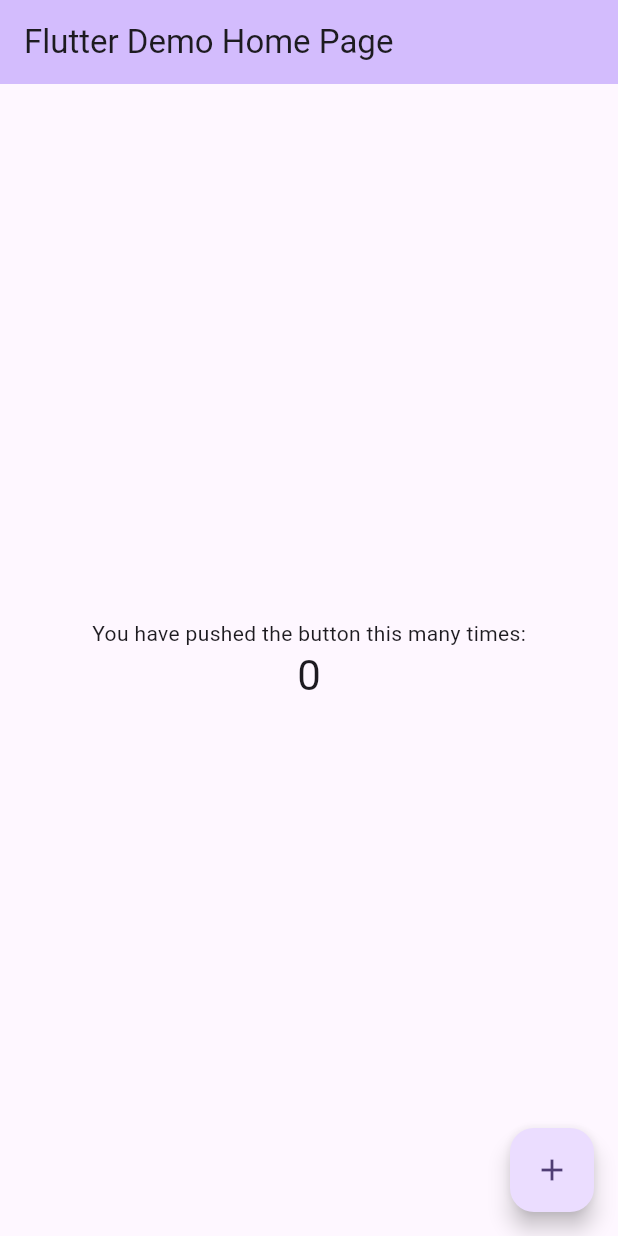
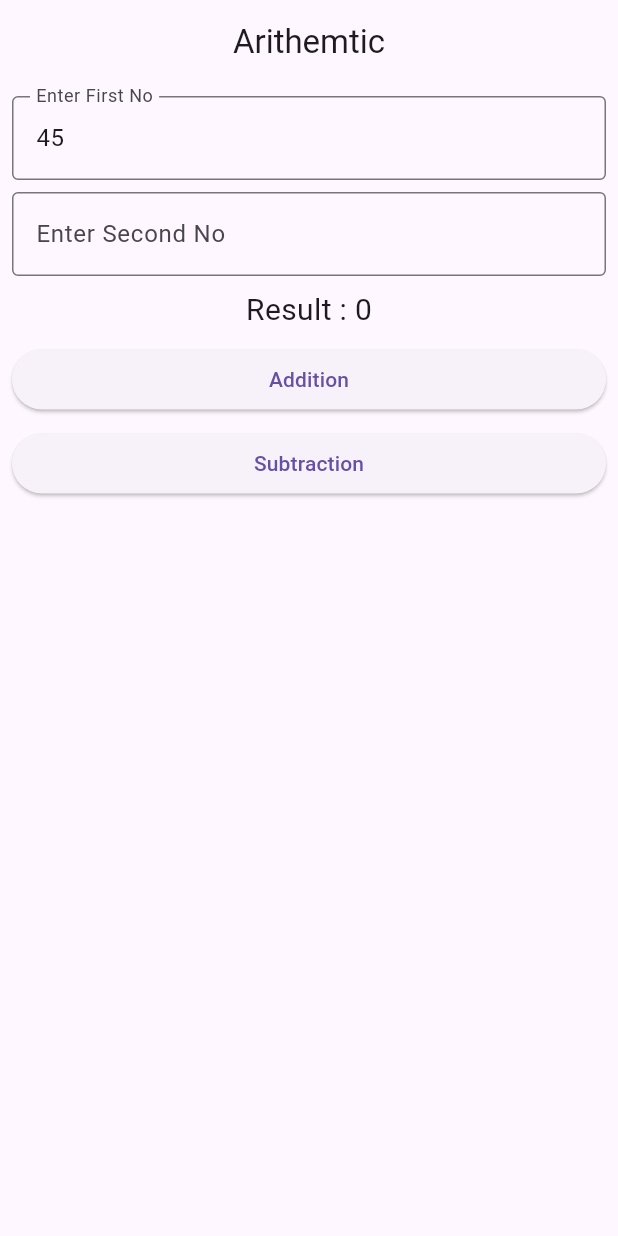
Before and after one commit to Yakuuuuuu/mobile_app, a Flutter app: the screen it shows after launch, on a phone screen of 412 x 824 dp. Run offline on Flutter 3.47's test engine with Material 3 defaults, Android fonts, the light colour scheme and no system bars.

Commit message:
ok lets go

```diff
--- /dev/null
+++ b/lib/app.dart
@@ -0,0 +1,14 @@
+import 'package:batch33/view/arithmetic_view.dart';
+import 'package:flutter/material.dart';
+
+class MyApp extends StatelessWidget {
+  const MyApp({super.key});
+
+  @override
+  Widget build(BuildContext context) {
+    return const MaterialApp(
+      debugShowCheckedModeBanner: false,
+      home: ArithmeticView(),
+    );
+  }
+}
--- a/lib/main.dart
+++ b/lib/main.dart
@@ -1,125 +1,8 @@
+import 'package:batch33/app.dart';
 import 'package:flutter/material.dart';
 
 void main() {
-  runApp(const MyApp());
+  runApp(
+    const MyApp(),
+  );
 }
-
-class MyApp extends StatelessWidget {
-  const MyApp({super.key});
-
-  // This widget is the root of your application.
-  @override
-  Widget build(BuildContext context) {
-    return MaterialApp(
-      title: 'Flutter Demo',
-      theme: ThemeData(
-        // This is the theme of your application.
-        //
-        // TRY THIS: Try running your application with "flutter run". You'll see
-        // the application has a purple toolbar. Then, without quitting the app,
-        // try changing the seedColor in the colorScheme below to Colors.green
-        // and then invoke "hot reload" (save your changes or press the "hot
-        // reload" button in a Flutter-supported IDE, or press "r" if you used
-        // the command line to start the app).
-        //
-        // Notice that the counter didn't reset back to zero; the application
-        // state is not lost during the reload. To reset the state, use hot
-        // restart instead.
-        //
-        // This works for code too, not just values: Most code changes can be
-        // tested with just a hot reload.
-        colorScheme: ColorScheme.fromSeed(seedColor: Colors.deepPurple),
-        useMaterial3: true,
-      ),
-      home: const MyHomePage(title: 'Flutter Demo Home Page'),
-    );
-  }
-}
-
-class MyHomePage extends StatefulWidget {
-  const MyHomePage({super.key, required this.title});
-
-  // This widget is the home page of your application. It is stateful, meaning
-  // that it has a State object (defined below) that contains fields that affect
-  // how it looks.
-
-  // This class is the configuration for the state. It holds the values (in this
-  // case the title) provided by the parent (in this case the App widget) and
-  // used by the build method of the State. Fields in a Widget subclass are
-  // always marked "final".
-
-  final String title;
-
-  @override
-  State<MyHomePage> createState() => _MyHomePageState();
-}
-
-class _MyHomePageState extends State<MyHomePage> {
-  int _counter = 0;
-
-  void _incrementCounter() {
-    setState(() {
-      // This call to setState tells the Flutter framework that something has
-      // changed in this State, which causes it to rerun the build method below
-      // so that the display can reflect the updated values. If we changed
-      // _counter without calling setState(), then the build method would not be
-      // called again, and so nothing would appear to happen.
-      _counter++;
-    });
-  }
-
-  @override
-  Widget build(BuildContext context) {
-    // This method is rerun every time setState is called, for instance as done
-    // by the _incrementCounter method above.
-    //
-    // The Flutter framework has been optimized to make rerunning build methods
-    // fast, so that you can just rebuild anything that needs updating rather
-    // than having to individually change instances of widgets.
-    return Scaffold(
-      appBar: AppBar(
-        // TRY THIS: Try changing the color here to a specific color (to
-        // Colors.amber, perhaps?) and trigger a hot reload to see the AppBar
-        // change color while the other colors stay the same.
-        backgroundColor: Theme.of(context).colorScheme.inversePrimary,
-        // Here we take the value from the MyHomePage object that was created by
-        // the App.build method, and use it to set our appbar title.
-        title: Text(widget.title),
-      ),
-      body: Center(
-        // Center is a layout widget. It takes a single child and positions it
-        // in the middle of the parent.
-        child: Column(
-          // Column is also a layout widget. It takes a list of children and
-          // arranges them vertically. By default, it sizes itself to fit its
-          // children horizontally, and tries to be as tall as its parent.
-          //
-          // Column has various properties to control how it sizes itself and
-          // how it positions its children. Here we use mainAxisAlignment to
-          // center the children vertically; the main axis here is the vertical
-          // axis because Columns are vertical (the cross axis would be
-          // horizontal).
-          //
-          // TRY THIS: Invoke "debug painting" (choose the "Toggle Debug Paint"
-          // action in the IDE, or press "p" in the console), to see the
-          // wireframe for each widget.
-          mainAxisAlignment: MainAxisAlignment.center,
-          children: <Widget>[
-            const Text(
-              'You have pushed the button this many times:',
-            ),
-            Text(
-              '$_counter',
-              style: Theme.of(context).textTheme.headlineMedium,
-            ),
-          ],
-        ),
-      ),
-      floatingActionButton: FloatingActionButton(
-        onPressed: _incrementCounter,
-        tooltip: 'Increment',
-        child: const Icon(Icons.add),
-      ), // This trailing comma makes auto-formatting nicer for build methods.
-    );
-  }
-}
--- /dev/null
+++ b/lib/view/arithmetic_view.dart
@@ -0,0 +1,113 @@
+import 'package:flutter/material.dart';
+
+class ArithmeticView extends StatefulWidget {
+  const ArithmeticView({super.key});
+
+  @override
+  State<ArithmeticView> createState() => _ArithmeticViewState();
+}
+
+class _ArithmeticViewState extends State<ArithmeticView> {
+  // Global key
+  final _formKey = GlobalKey<FormState>();
+
+  final firstController = TextEditingController(text: '45');
+  final secondController = TextEditingController();
+
+  int result = 0;
+
+  @override
+  Widget build(BuildContext context) {
+    return Scaffold(
+      appBar: AppBar(
+        title: const Text('Arithemtic'),
+        centerTitle: true,
+      ),
+      body: Padding(
+        padding: const EdgeInsets.all(8),
+        child: Form(
+          key: _formKey,
+          child: Column(
+            children: [
+              TextFormField(
+                // onChanged: (value) {
+                //   first = int.tryParse(value) ?? 0;
+                // },
+                controller: firstController,
+                keyboardType: TextInputType.number,
+                decoration: const InputDecoration(
+                  border: OutlineInputBorder(),
+                  labelText: 'Enter First No',
+                ),
+                validator: (value) {
+                  if (value == null || value.isEmpty) {
+                    return 'Please enter first no';
+                  }
+                  return null;
+                },
+              ),
+              const SizedBox(
+                height: 8,
+              ),
+              TextFormField(
+                // onChanged: (value) {
+                //   second = int.tryParse(value) ?? 0;
+                // },
+                controller: secondController,
+                keyboardType: TextInputType.number,
+                decoration: const InputDecoration(
+                  border: OutlineInputBorder(),
+                  labelText: 'Enter Second No',
+                ),
+                validator: (value) {
+                  if (value == null || value.isEmpty) {
+                    return 'Please enter second no';
+                  }
+                  return null;
+                },
+              ),
+              const SizedBox(
+                height: 8,
+              ),
+              Text('Result : $result',
+                  style: const TextStyle(
+                    fontSize: 20,
+                  )),
+              const SizedBox(
+                height: 8,
+              ),
+              SizedBox(
+                width: double.infinity,
+                child: ElevatedButton(
+                  onPressed: () {
+                    if (_formKey.currentState!.validate()) {
+                      setState(() {
+                        result = int.parse(firstController.text) +
+                            int.parse(secondController.text);
+                      });
+                    }
+                  },
+                  child: const Text('Addition'),
+                ),
+              ),
+              const SizedBox(
+                height: 8,
+              ),
+              SizedBox(
+                width: double.infinity,
+                child: ElevatedButton(
+                  onPressed: () {
+                    setState(() {
+                      //result = first - second;
+                    });
+                  },
+                  child: const Text('Subtraction'),
+                ),
+              ),
+            ],
+          ),
+        ),
+      ),
+    );
+  }
+}
--- /dev/null
+++ b/lib/view/first_view.dart
@@ -0,0 +1,17 @@
+import 'package:flutter/material.dart';
+
+class FirstView extends StatelessWidget {
+  const FirstView({super.key});
+
+  @override
+  Widget build(BuildContext context) {
+    return Scaffold(
+      appBar: AppBar(
+        title: const Text('My first app'),
+        centerTitle: true,
+        elevation: 0,
+      ),
+      body: const Text('Hello WOrld'),
+    );
+  }
+}
```
Also changed, not shown: pubspec.yaml (+4 -7 lines), assets/images/dog-2.jpeg (added), assets/images/dog-3.jpeg (added), lib/view/app.dart (added), 9 other files.
